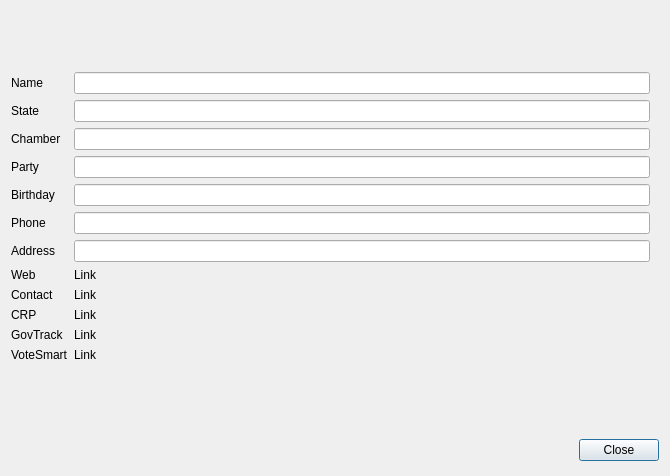
This is ui_detaildialog.ui in timcking/OpenCongress as Qt 5 draws it before an edit. The edited form follows.
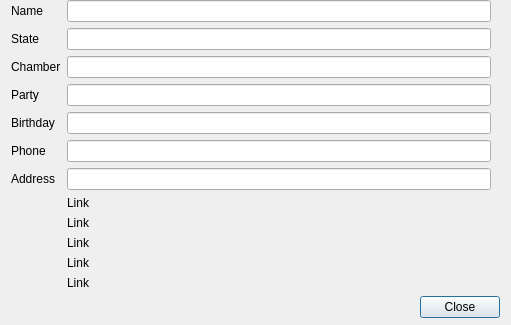
This is the edited form.

Commit message: Convert text boxes to labels

```diff
--- a/ui_detaildialog.ui
+++ b/ui_detaildialog.ui
@@ -6,8 +6,8 @@
    <rect>
     <x>0</x>
     <y>0</y>
-    <width>670</width>
-    <height>476</height>
+    <width>511</width>
+    <height>325</height>
    </rect>
   </property>
   <property name="windowTitle">
@@ -113,31 +113,10 @@
      <item row="6" column="1">
       <widget class="QLineEdit" name="textAddress"/>
      </item>
-     <item row="7" column="0">
-      <widget class="QLabel" name="label_8">
+     <item row="9" column="1">
+      <widget class="QLabel" name="lblCrp">
        <property name="text">
-        <string>Web</string>
-       </property>
-      </widget>
-     </item>
-     <item row="8" column="0">
-      <widget class="QLabel" name="label_11">
-       <property name="text">
-        <string>Contact</string>
-       </property>
-      </widget>
-     </item>
-     <item row="9" column="0">
-      <widget class="QLabel" name="label_9">
-       <property name="text">
-        <string>CRP</string>
-       </property>
-      </widget>
-     </item>
-     <item row="10" column="0">
-      <widget class="QLabel" name="label12">
-       <property name="text">
-        <string>GovTrack</string>
+        <string>Link</string>
        </property>
       </widget>
      </item>
@@ -148,13 +127,6 @@
        </property>
       </widget>
      </item>
-     <item row="11" column="0">
-      <widget class="QLabel" name="label_10">
-       <property name="text">
-        <string>VoteSmart</string>
-       </property>
-      </widget>
-     </item>
      <item row="11" column="1">
       <widget class="QLabel" name="lblVoteSmart">
        <property name="text">
@@ -162,13 +134,6 @@
        </property>
       </widget>
      </item>
-     <item row="9" column="1">
-      <widget class="QLabel" name="lblCrp">
-       <property name="text">
-        <string>Link</string>
-       </property>
-      </widget>
-     </item>
      <item row="8" column="1">
       <widget class="QLabel" name="lblContact">
        <property name="text">
```
The commit also changes 2 other files.
